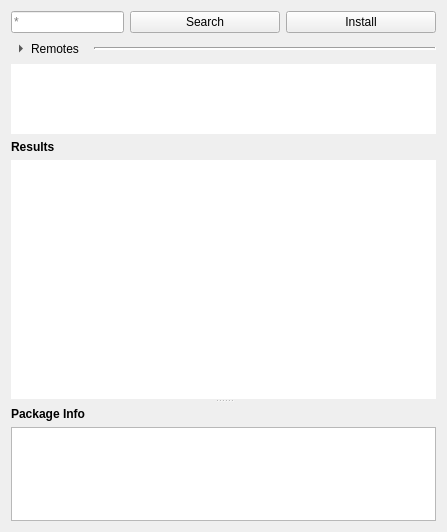
This is src/conan_app_launcher/ui/views/conan_search/conan_search.ui in goszpeti/conan_explorer as Qt 5 draws it before an edit. The edited form follows.
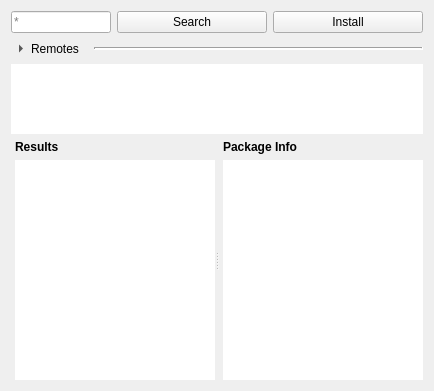
This is the edited form. Icons and pictures are not drawn. Custom widgets are drawn as their Qt base class.

Commit message: View layout changes * Move pkg path to bottom in local pkg exp * Switch serach view from vert. to hor. tiling

```diff
--- a/src/conan_app_launcher/ui/views/conan_search/conan_search.ui
+++ b/src/conan_app_launcher/ui/views/conan_search/conan_search.ui
@@ -6,8 +6,8 @@
    <rect>
     <x>0</x>
     <y>0</y>
-    <width>447</width>
-    <height>532</height>
+    <width>432</width>
+    <height>391</height>
    </rect>
   </property>
   <property name="windowTitle">
@@ -229,24 +229,21 @@
     </widget>
    </item>
    <item>
-    <widget class="QSplitter" name="views_splitter">
-     <property name="sizePolicy">
-      <sizepolicy hsizetype="MinimumExpanding" vsizetype="Expanding">
-       <horstretch>0</horstretch>
-       <verstretch>0</verstretch>
-      </sizepolicy>
-     </property>
+    <widget class="QSplitter" name="splitter">
      <property name="orientation">
-      <enum>Qt::Vertical</enum>
+      <enum>Qt::Horizontal</enum>
      </property>
      <property name="childrenCollapsible">
       <bool>false</bool>
      </property>
      <widget class="QWidget" name="layoutWidget_2">
-      <layout class="QVBoxLayout" name="results_layout" stretch="4,1">
+      <layout class="QVBoxLayout" name="results_layout" stretch="0,0">
        <property name="sizeConstraint">
         <enum>QLayout::SetMinAndMaxSize</enum>
        </property>
+       <property name="leftMargin">
+        <number>4</number>
+       </property>
        <item>
         <widget class="QLabel" name="results_label">
          <property name="sizePolicy">
@@ -268,7 +265,7 @@
        <item>
         <widget class="QTreeView" name="search_results_tree_view">
          <property name="sizePolicy">
-          <sizepolicy hsizetype="Expanding" vsizetype="Preferred">
+          <sizepolicy hsizetype="Preferred" vsizetype="Preferred">
            <horstretch>0</horstretch>
            <verstretch>0</verstretch>
           </sizepolicy>
@@ -294,8 +291,11 @@
        <property name="sizeConstraint">
         <enum>QLayout::SetMinAndMaxSize</enum>
        </property>
+       <property name="leftMargin">
+        <number>4</number>
+       </property>
        <property name="topMargin">
-        <number>4</number>
+        <number>0</number>
        </property>
        <item>
         <widget class="QLabel" name="package_info_label">
@@ -337,10 +337,13 @@
          </property>
          <property name="minimumSize">
           <size>
-           <width>0</width>
+           <width>200</width>
            <height>20</height>
           </size>
          </property>
+         <property name="frameShape">
+          <enum>QFrame::NoFrame</enum>
+         </property>
          <property name="sizeAdjustPolicy">
           <enum>QAbstractScrollArea::AdjustToContents</enum>
          </property>
```
The commit also changes 7 other files.
